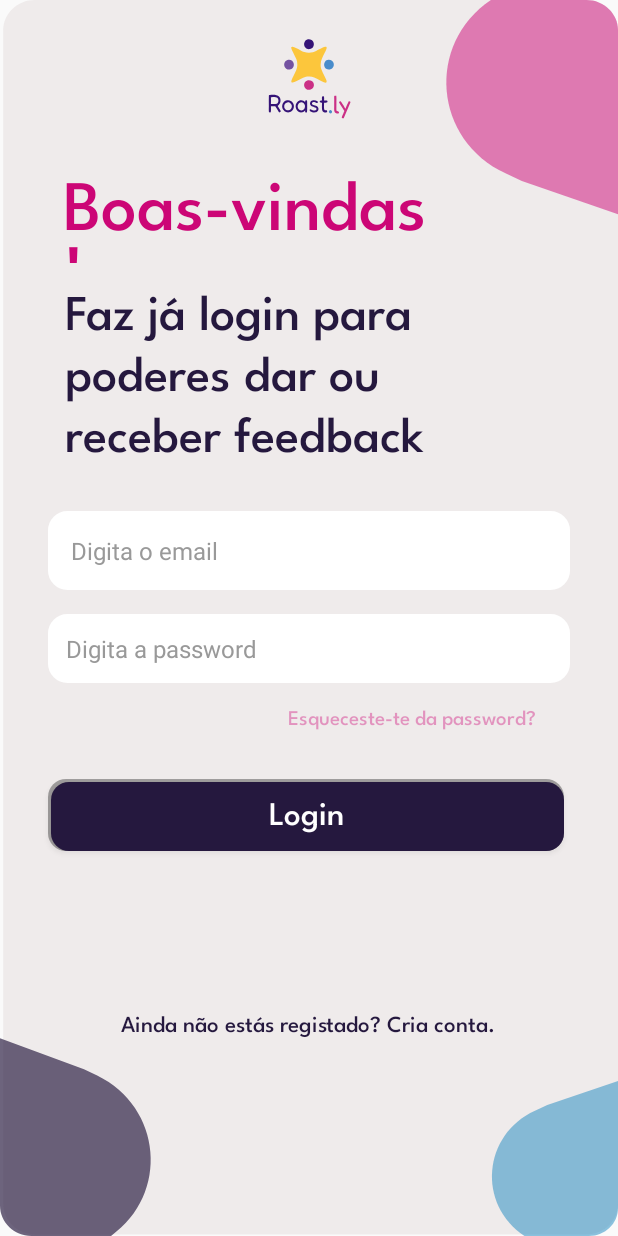
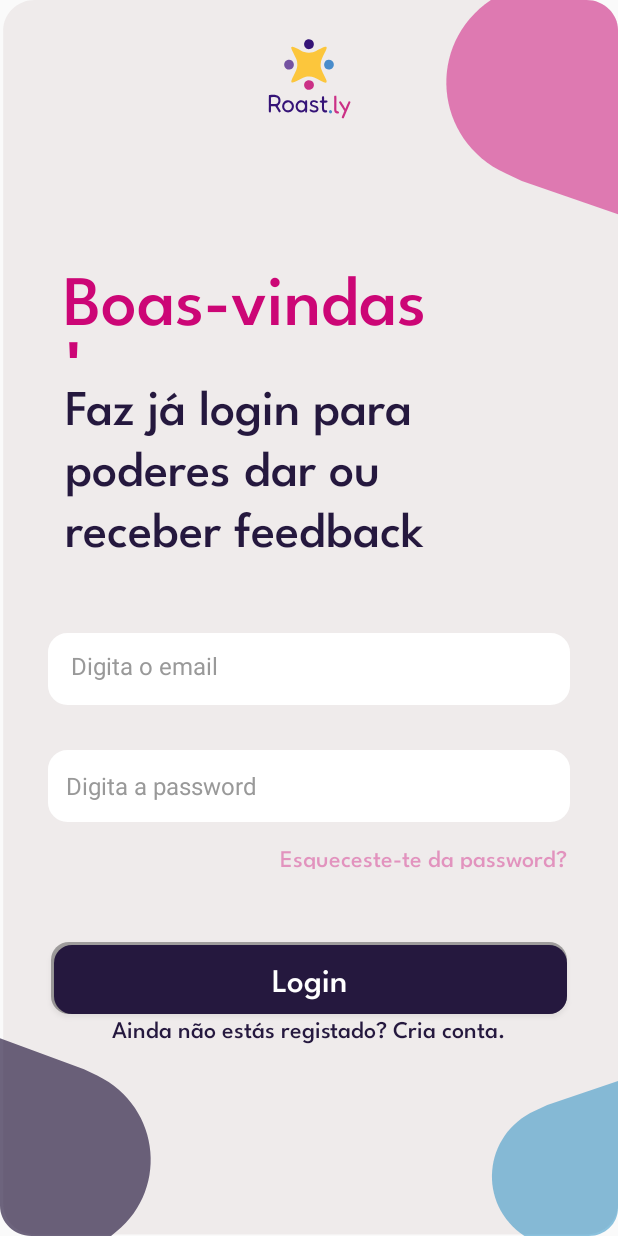
Before and after one commit to HrachK777/Kotlin-Firebase-for-Mobile-APP, an Android app: the screen it shows after launch (LoginActivity), on a phone screen of 412 x 824 dp. Run offline under Robolectric (Android 15) with nearby library versions, the phone set to English and light mode, and no system bars; our stand-ins replace Firebase (no records; nobody signed in at launch, a user with empty details on screens opened directly); 1 statement that could not run was skipped.

Commit message:
Updates in the activity_login

```diff
--- a/app/src/main/res/layout/activity_login.xml
+++ b/app/src/main/res/layout/activity_login.xml
@@ -26,7 +26,7 @@
         android:id="@+id/titleLogin"
         android:layout_width="256dp"
         android:layout_height="74dp"
-        android:layout_marginTop="12dp"
+        android:layout_marginTop="75dp"
         android:fontFamily="@font/league_spartan_medium"
         android:text="@string/titulo_boas_vindas"
         android:textColor="#CC0676"
@@ -34,7 +34,7 @@
         app:layout_constraintEnd_toEndOf="parent"
         app:layout_constraintHorizontal_bias="0.27"
         app:layout_constraintStart_toStartOf="parent"
-        app:layout_constraintTop_toBottomOf="@id/logoSmall" />
+        app:layout_constraintTop_toBottomOf="@id/logoSmall"/>
 
 
     <!-- Text -->
@@ -58,9 +58,9 @@
     <EditText
         android:id="@+id/emailInput"
         android:layout_width="0dp"
-        android:layout_height="wrap_content"
+        android:layout_height="48dp"
         android:layout_marginStart="32dp"
-        android:layout_marginTop="12dp"
+        android:layout_marginTop="30dp"
         android:layout_marginEnd="32dp"
         android:background="@drawable/rounded_input_background"
         android:hint="@string/email_hint"
@@ -79,21 +79,21 @@
         android:layout_width="200dp"
         android:layout_height="19dp"
         android:layout_marginTop="12dp"
-        android:layout_marginEnd="20dp"
+        android:layout_marginEnd="25dp"
         android:fontFamily="@font/league_spartan_medium"
         android:text="@string/esqueceu_password"
         android:textColor="#61CC0676"
         android:textColorLink="#CC0676"
-        android:textSize="14sp"
+        android:textSize="16sp"
         app:layout_constraintEnd_toEndOf="parent"
         app:layout_constraintTop_toBottomOf="@id/passwordInput" />
 
     <EditText
         android:id="@+id/passwordInput"
         android:layout_width="0dp"
-        android:layout_height="wrap_content"
+        android:layout_height="48dp"
         android:layout_marginStart="32dp"
-        android:layout_marginTop="16dp"
+        android:layout_marginTop="30dp"
         android:layout_marginEnd="32dp"
         android:background="@drawable/rounded_input_background"
         android:hint="@string/password_hint"
@@ -110,13 +110,9 @@
         android:id="@+id/loginButton"
         android:layout_width="344dp"
         android:layout_height="48dp"
-        android:layout_marginStart="32dp"
-        android:layout_marginTop="64dp"
-        android:layout_marginEnd="32dp"
+        android:layout_marginTop="80dp"
         android:background="@drawable/button_with_shadow"
         android:fontFamily="@font/league_spartan_medium"
-        android:paddingTop="0dp"
-        android:paddingBottom="5dp"
         android:text="@string/login_button_text"
         android:textAllCaps="false"
         android:textAlignment="center"
@@ -124,25 +120,20 @@
         android:textColorLink="#5E48ED53"
         android:textSize="22sp"
         app:layout_constraintEnd_toEndOf="parent"
-        app:layout_constraintHorizontal_bias="0.0"
         app:layout_constraintStart_toStartOf="parent"
-        app:layout_constraintTop_toBottomOf="@id/passwordInput" />
+        app:layout_constraintTop_toBottomOf="@id/passwordInput"/>
 
     <TextView
         android:id="@+id/createAccount"
         android:layout_width="wrap_content"
         android:layout_height="wrap_content"
-        android:layout_marginBottom="132dp"
         android:fontFamily="@font/league_spartan_medium"
         android:text="@string/create_account_text"
         android:textColor="#25183E"
-        android:textSize="15sp"
+        android:textSize="16sp"
+        android:layout_marginBottom="130dp"
         app:layout_constraintBottom_toBottomOf="parent"
         app:layout_constraintEnd_toEndOf="parent"
-        app:layout_constraintHorizontal_bias="0.497"
-        app:layout_constraintStart_toStartOf="parent" />
-
-    <!-- Login Button -->
-
-
+        app:layout_constraintStart_toStartOf="parent"
+        app:layout_constraintTop_toBottomOf="@+id/loginButton"/>
 </androidx.constraintlayout.widget.ConstraintLayout>
```
